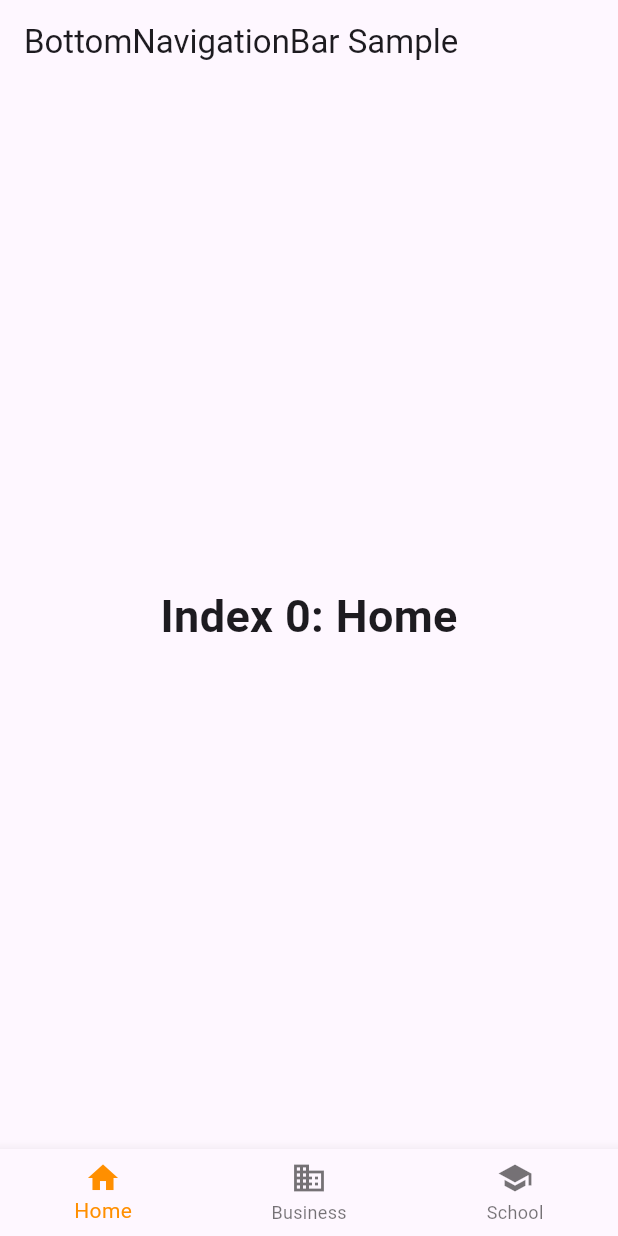
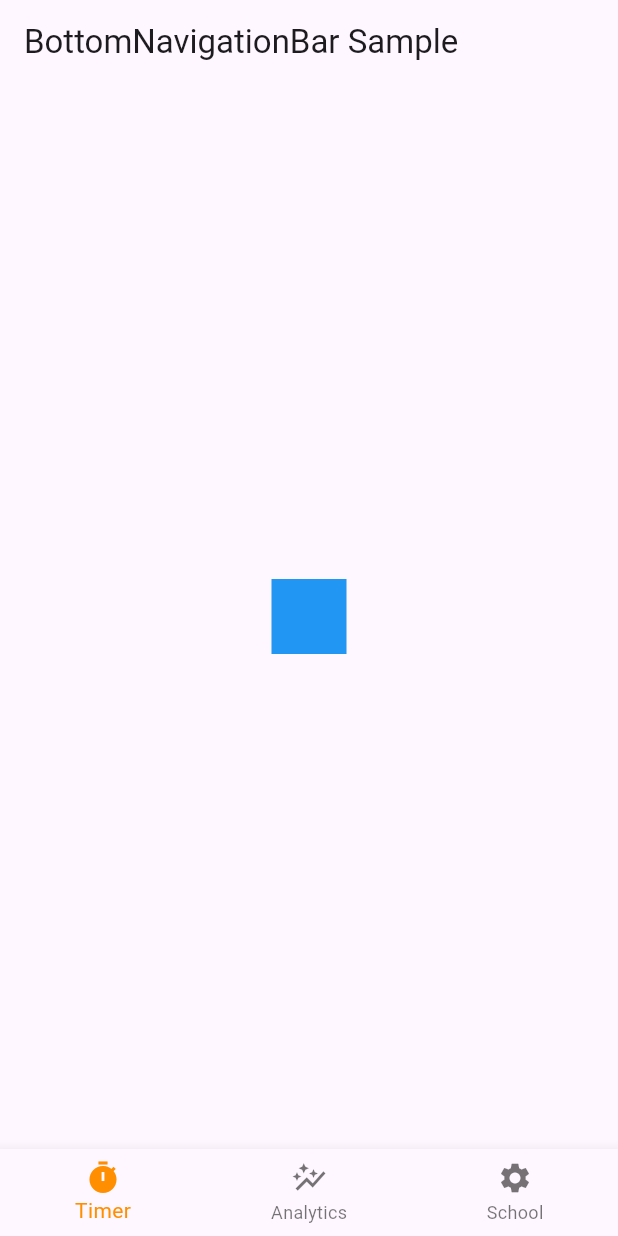
Before and after one commit to CobeyH/daily-focus-flutter, a Flutter app: the screen it shows after launch, on a phone screen of 412 x 824 dp. Run offline on Flutter 3.47's test engine with Material 2 defaults, Android fonts, the phone set to English and light mode, and no system bars.

Commit message:
Adding analytics/task/settings tab

```diff
--- a/lib/page_router.dart
+++ b/lib/page_router.dart
@@ -1,4 +1,8 @@
 import 'package:flutter/material.dart';
+
+import 'analytics_tab.dart';
+import 'settings_tab.dart';
+import 'task_tab.dart';
 
 class PageRouter extends StatefulWidget {
   const PageRouter({super.key});
@@ -12,18 +16,9 @@ class _PageRouter extends State<PageRouter> {
   static const TextStyle optionStyle =
       TextStyle(fontSize: 30, fontWeight: FontWeight.bold);
   static const List<Widget> _widgetOptions = <Widget>[
-    Text(
-      'Index 0: Home',
-      style: optionStyle,
-    ),
-    Text(
-      'Index 1: Business',
-      style: optionStyle,
-    ),
-    Text(
-      'Index 2: School',
-      style: optionStyle,
-    ),
+    TaskTab(),
+    AnalyticsTab(),
+    SettingsTab(),
   ];
 
   void _onItemTapped(int index) {
@@ -44,15 +39,15 @@ class _PageRouter extends State<PageRouter> {
       bottomNavigationBar: BottomNavigationBar(
         items: const <BottomNavigationBarItem>[
           BottomNavigationBarItem(
-            icon: Icon(Icons.home),
-            label: 'Home',
+            icon: Icon(Icons.timer),
+            label: 'Timer',
           ),
           BottomNavigationBarItem(
-            icon: Icon(Icons.business),
-            label: 'Business',
+            icon: Icon(Icons.auto_graph),
+            label: 'Analytics',
           ),
           BottomNavigationBarItem(
-            icon: Icon(Icons.school),
+            icon: Icon(Icons.settings),
             label: 'School',
           ),
         ],
--- /dev/null
+++ b/lib/task_tab.dart
@@ -0,0 +1,14 @@
+import 'package:flutter/material.dart';
+
+class TaskTab extends StatelessWidget {
+const TaskTab({ Key? key }) : super(key: key);
+
+  @override
+  Widget build(BuildContext context){
+    return Container(
+      width: 50,
+      height: 50,
+      color: Colors.blue,
+    );
+  }
+}
```
Also changed, not shown: lib/analytics_tab.dart (added, +17 -0 lines), lib/main.dart (+0 -67 lines), lib/settings_tab.dart (added, +12 -0 lines).
